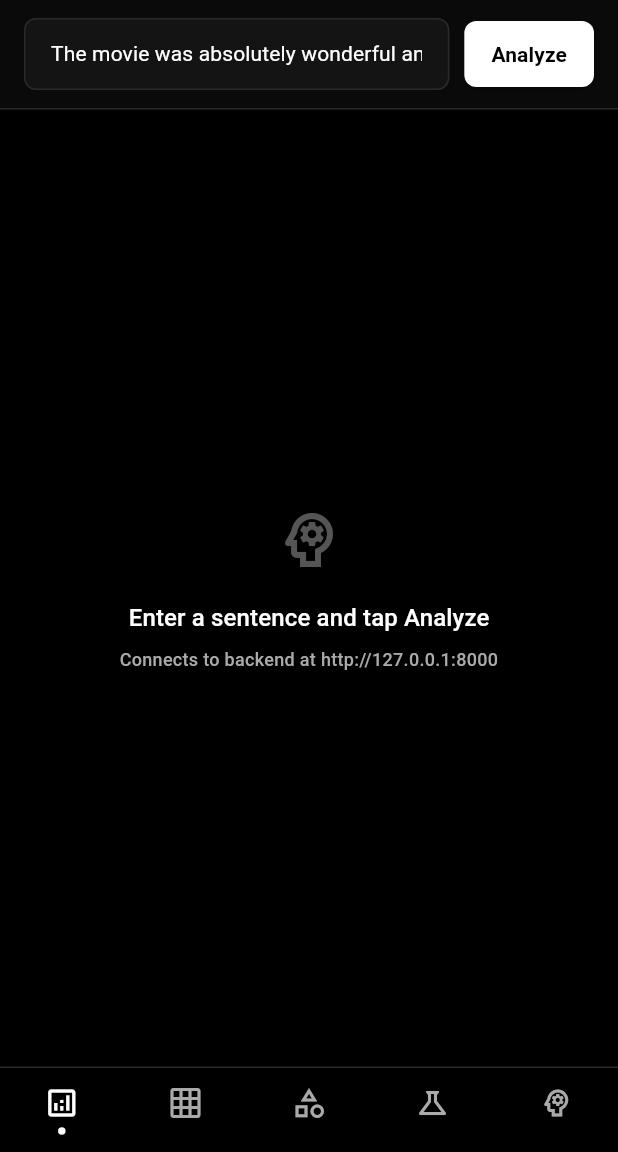
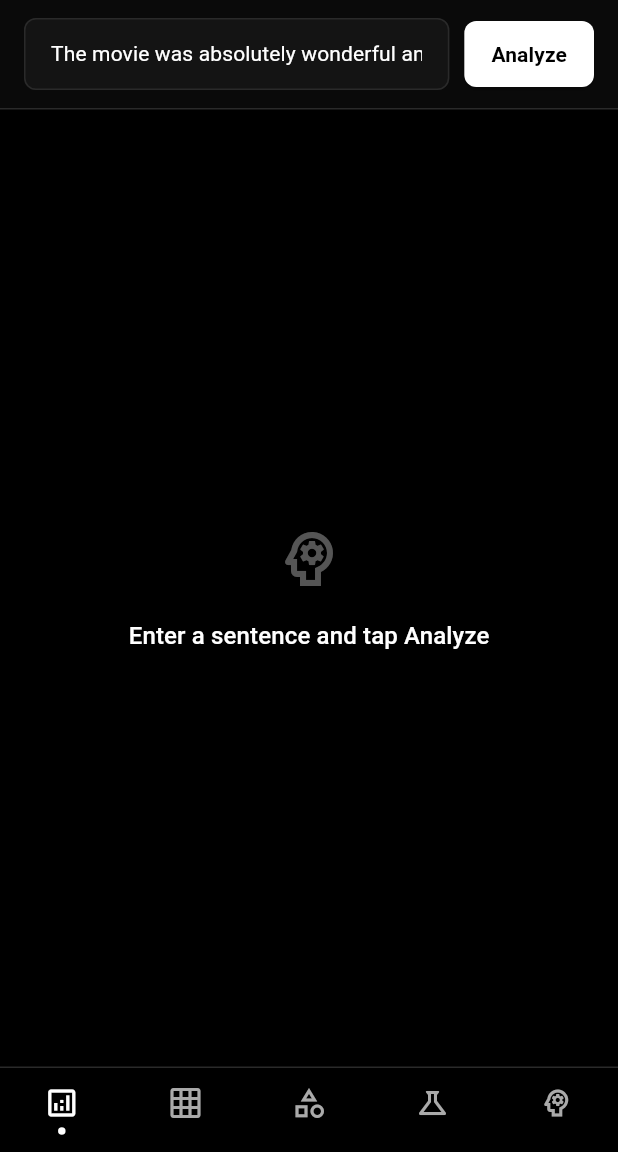
Before and after one commit to khanak0509/Attention-Visualizer, a Flutter app: the screen it shows after launch, on a phone screen of 412 x 824 dp, the part 84-1236 px from its top. Run offline on Flutter 3.47's test engine with Material 3 defaults, Android fonts, the light colour scheme and no system bars; Roboto replaces fonts that are missing (Menlo).

Commit message:
add visualization

```diff
--- a/visualizer/lib/main_shell.dart
+++ b/visualizer/lib/main_shell.dart
@@ -261,12 +261,6 @@ class _MainShellState extends State<MainShell> {
                 'Enter a sentence and tap Analyze',
                 style: interText(16, weight: FontWeight.w500),
               ),
-              const SizedBox(height: 8),
-              Text(
-                'Connects to backend at ${ApiService.baseUrl}',
-                style: monoText(12, color: AppColors.textSecondary),
-                textAlign: TextAlign.center,
-              ),
             ],
           ),
         ),
```
Also changed, not shown: visualizer/lib/screens/overview_screen.dart (+3 -4 lines).
